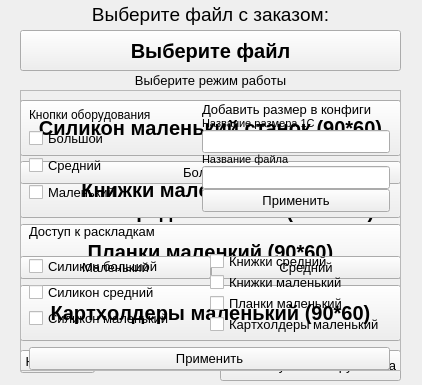
Above: WB/PrintHelper/ui/printHelperUIV2.ui from gora5624/Python before the change. Below: the same form after it.
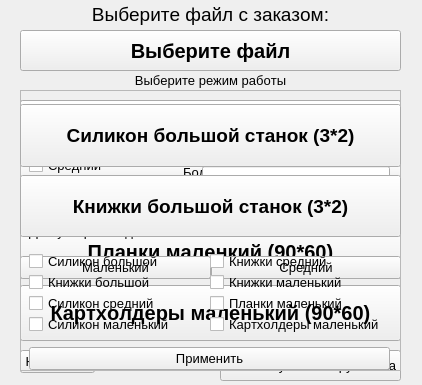
That is the form after the change.

What changed in the file:
```diff
--- a/WB/PrintHelper/ui/printHelperUIV2.ui
+++ b/WB/PrintHelper/ui/printHelperUIV2.ui
@@ -220,7 +220,7 @@
      <x>20</x>
      <y>100</y>
      <width>381</width>
-     <height>71</height>
+     <height>151</height>
     </rect>
    </property>
    <property name="frameShape">
@@ -238,10 +238,10 @@
       <x>0</x>
       <y>0</y>
       <width>381</width>
-      <height>77</height>
+      <height>141</height>
      </rect>
     </property>
-    <layout class="QVBoxLayout" name="verticalLayout" stretch="0">
+    <layout class="QVBoxLayout" name="verticalLayout" stretch="0,0">
      <property name="spacing">
       <number>8</number>
      </property>
@@ -293,6 +293,39 @@
        </property>
       </widget>
      </item>
+     <item>
+      <widget class="QPushButton" name="bigButtBooks">
+       <property name="enabled">
+        <bool>true</bool>
+       </property>
+       <property name="sizePolicy">
+        <sizepolicy hsizetype="Minimum" vsizetype="Minimum">
+         <horstretch>0</horstretch>
+         <verstretch>0</verstretch>
+        </sizepolicy>
+       </property>
+       <property name="font">
+        <font>
+         <pointsize>14</pointsize>
+         <bold>true</bold>
+         <stylestrategy>PreferDefault</stylestrategy>
+         <kerning>false</kerning>
+        </font>
+       </property>
+       <property name="text">
+        <string>Книжки большой станок (3*2)</string>
+       </property>
+       <property name="iconSize">
+        <size>
+         <width>32</width>
+         <height>32</height>
+        </size>
+       </property>
+       <property name="flat">
+        <bool>false</bool>
+       </property>
+      </widget>
+     </item>
     </layout>
    </widget>
   </widget>
@@ -785,6 +818,13 @@
            </property>
           </widget>
          </item>
+         <item>
+          <widget class="QCheckBox" name="bigBkAcsButt">
+           <property name="text">
+            <string>Книжки большой</string>
+           </property>
+          </widget>
+         </item>
          <item>
           <widget class="QCheckBox" name="medSilAcsButt">
            <property name="text">
@@ -885,13 +925,13 @@
   <zorder>label</zorder>
   <zorder>label_2</zorder>
   <zorder>mainPageButt</zorder>
-  <zorder>frameBig</zorder>
   <zorder>frameMed</zorder>
   <zorder>frameSmall</zorder>
   <zorder>frameMain</zorder>
   <zorder>settButt</zorder>
   <zorder>lineEditPass</zorder>
   <zorder>frameSettings</zorder>
+  <zorder>frameBig</zorder>
  </widget>
  <resources/>
  <connections/>
```
